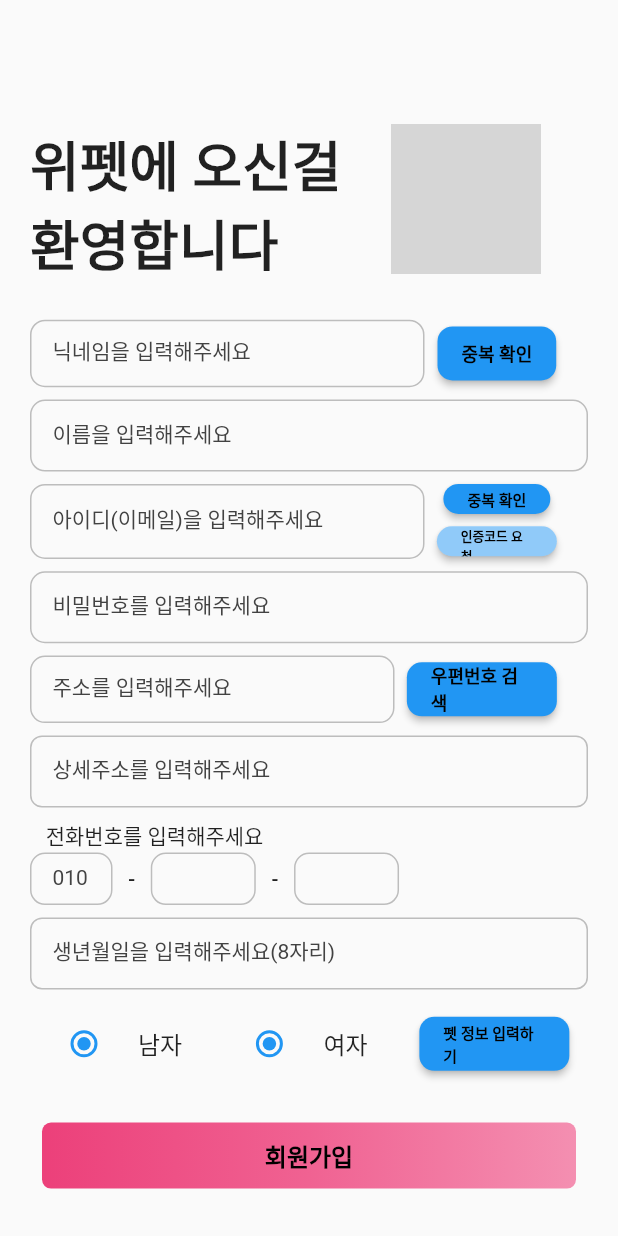
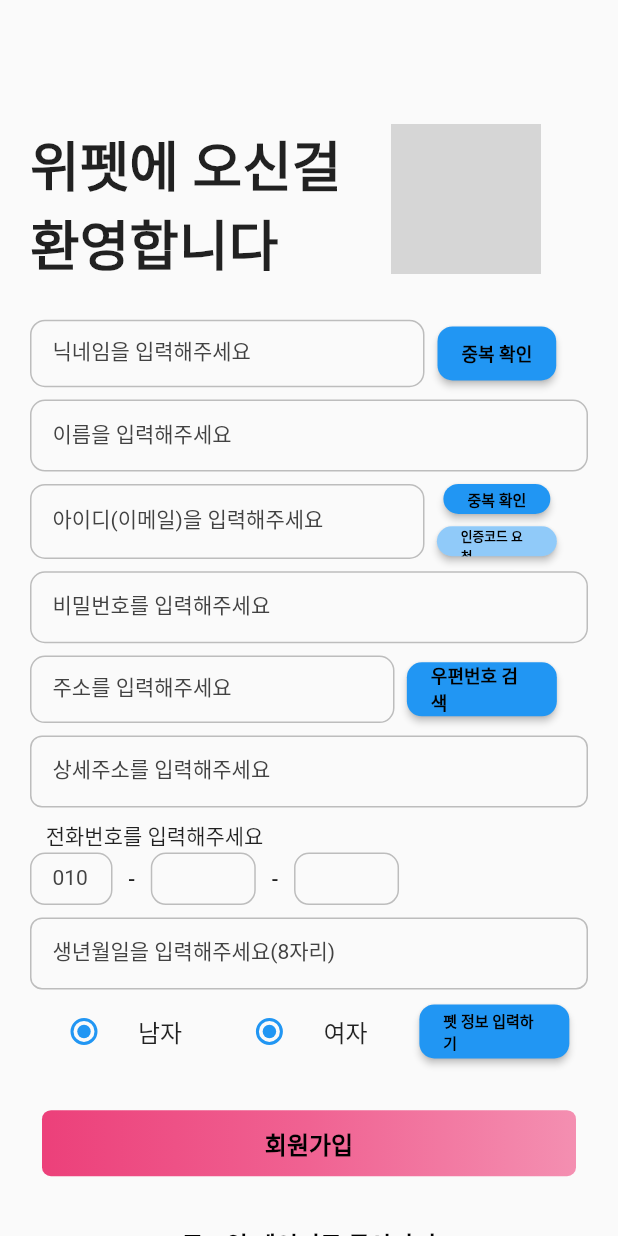
Before and after one commit to JmSmartProject/FrontEnd, a Flutter app: the SignupPage screen opened directly, on a phone screen of 412 x 824 dp. Run offline on Flutter 3.47's test engine with Material 2 defaults, Android fonts, the phone set to English and light mode, and no system bars; network calls fail; grey boxes are pictures that could not be loaded.

Commit message:
Update signup_page.dart

```diff
--- a/JMSmart_project/lib/modules/login_page/signup_page.dart
+++ b/JMSmart_project/lib/modules/login_page/signup_page.dart
@@ -422,9 +422,6 @@ class _SignupPageState extends State<SignupPage> {
                       floatingLabelBehavior: FloatingLabelBehavior.auto,
                     ),
                   ),
-                  SizedBox(
-                    height: size.height * 0.01
-                  ),
                   Row(
                     children: <Widget>[
                       Container(
```
